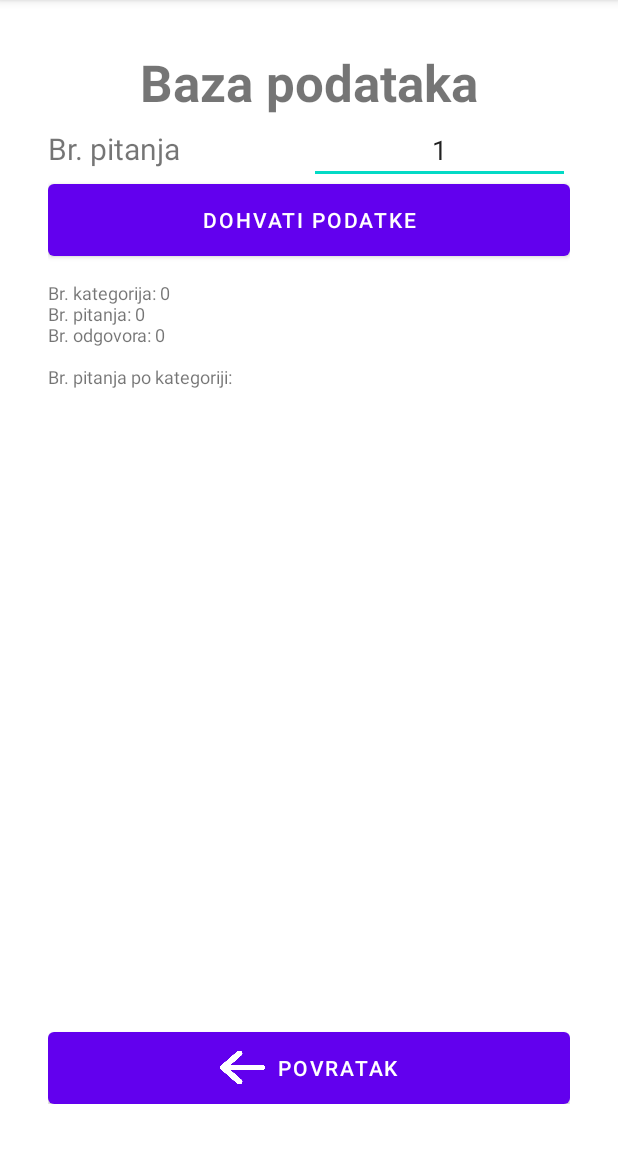
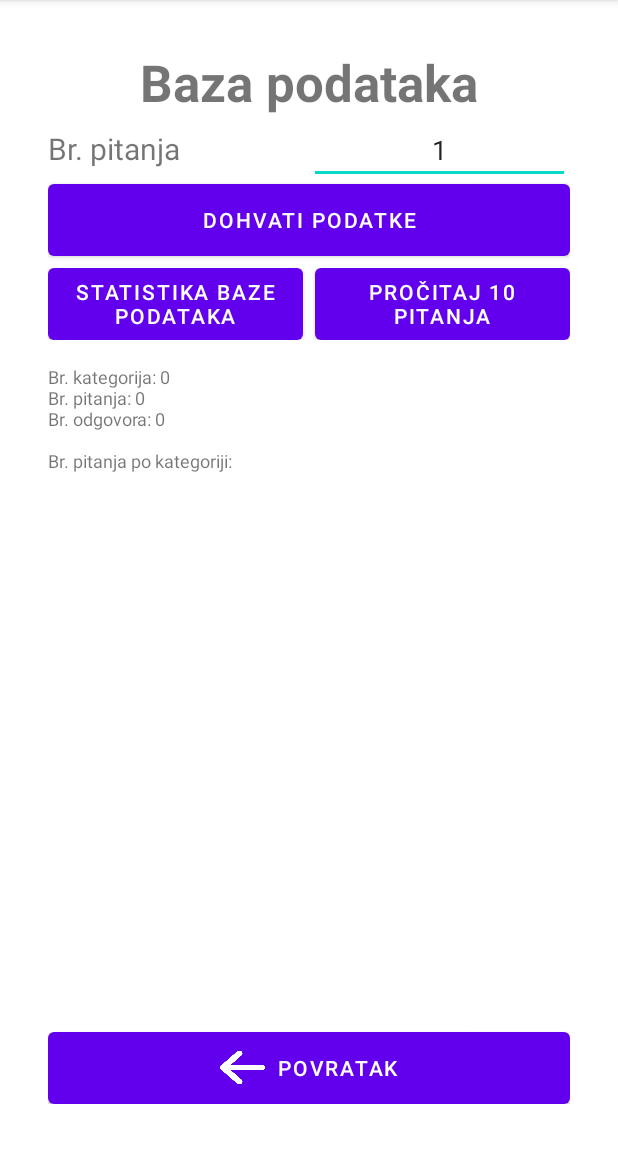
Before and after one commit to smarzic/MPprimjeri, an Android app: the DatabaseActivity screen opened directly, with no data from a screen before it, on a phone screen of 412 x 824 dp, the part 84-1236 px from its top. Run offline under Robolectric (Android 15) with nearby library versions, the phone set to English and light mode, and no system bars.

Commit message:
SQLite dohvaćanje i prikaz pitanja iz baze

```diff
--- a/app/src/main/res/layout/activity_database.xml
+++ b/app/src/main/res/layout/activity_database.xml
@@ -53,6 +53,33 @@
             android:insetBottom="0dp"
             android:text="Dohvati podatke" />
 
+        <LinearLayout
+            android:layout_width="match_parent"
+            android:layout_height="wrap_content"
+            android:layout_marginTop="8dp"
+            android:orientation="horizontal">
+
+            <Button
+                android:id="@+id/btnStat"
+                android:layout_width="0dp"
+                android:layout_height="wrap_content"
+                android:layout_marginRight="4dp"
+                android:layout_weight="1"
+                android:insetTop="0dp"
+                android:insetBottom="0dp"
+                android:text="Statistika baze podataka" />
+
+            <Button
+                android:id="@+id/btnRead"
+                android:layout_width="0dp"
+                android:layout_height="wrap_content"
+                android:layout_marginLeft="4dp"
+                android:layout_weight="1"
+                android:insetTop="0dp"
+                android:insetBottom="0dp"
+                android:text="Pročitaj 10 pitanja" />
+        </LinearLayout>
+
         <ScrollView
             android:layout_width="match_parent"
             android:layout_height="0dp"
```
Also changed, not shown: app/src/main/java/com/example/mp_primjeri/DatabaseActivity.java (+35 -0 lines).
